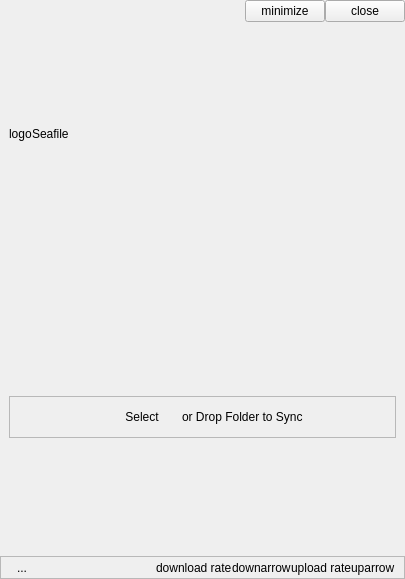
This is ui/cloud-view.ui in haiwen/seafile-client as Qt 5 draws it before an edit. The edited form follows.
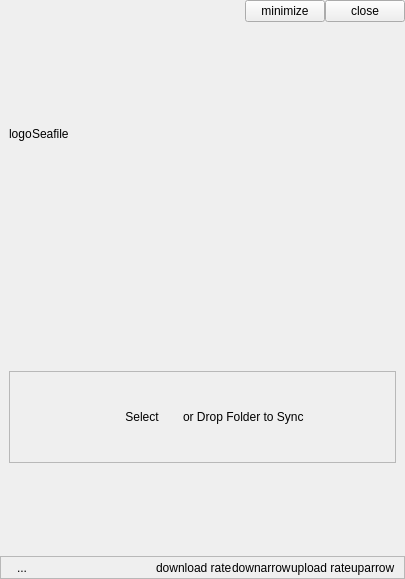
This is the edited form.

Commit message: fixed "drop here" text displaying when focused

What changed in the file:
```diff
--- a/ui/cloud-view.ui
+++ b/ui/cloud-view.ui
@@ -157,6 +157,12 @@
            </item>
            <item>
             <widget class="QPushButton" name="mSelectFolderBtn">
+             <property name="sizePolicy">
+              <sizepolicy hsizetype="Expanding" vsizetype="Expanding">
+               <horstretch>0</horstretch>
+               <verstretch>0</verstretch>
+              </sizepolicy>
+             </property>
              <property name="text">
               <string>Select</string>
              </property>
```
Left out of the diff: 11 changed lines with no effect on the pictures. The commit also changes 1 other file.
